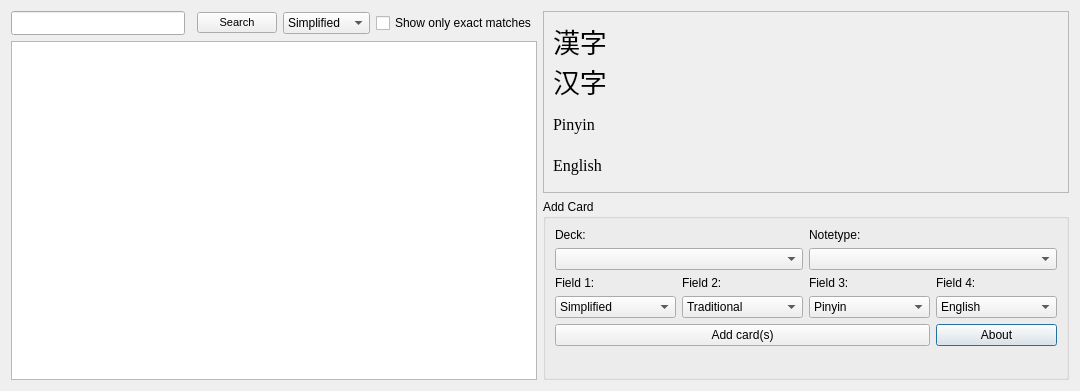
Before: the Qt Designer form designer/dict_ui.ui in ThoreBor/CC-CEDICT-for-Anki, drawn with Qt 5.
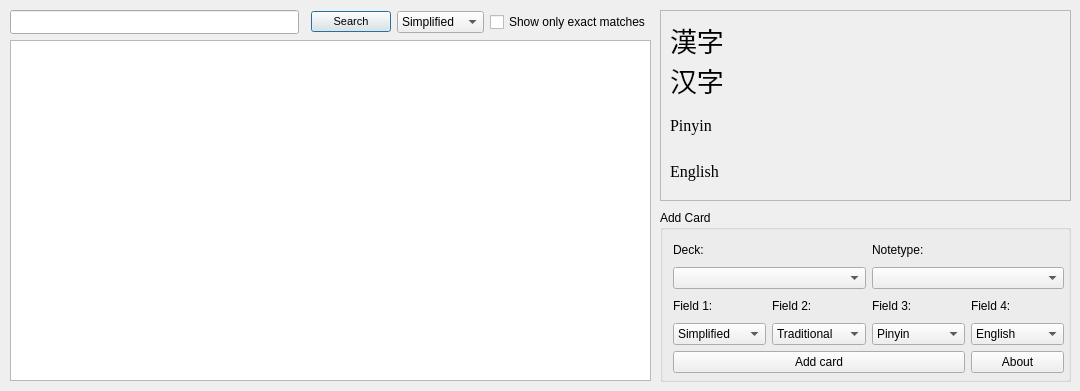
After: the same form once the commit is applied. Icons and pictures are not drawn.

Commit message:
Revert the ui designer to an earlier version for now
To deal with the #9 search box size issue.

Revert to
https://github.com/ThoreBor/CC-CEDICT-for-Anki/commit/dd731d39441c8704527f89e37b53e2634a1ca6a2

What changed in the file:
```diff
--- a/designer/dict_ui.ui
+++ b/designer/dict_ui.ui
@@ -19,86 +19,100 @@
   <property name="windowTitle">
    <string>CC-CEDICT for Anki</string>
   </property>
-  <property name="windowIcon">
-   <iconset resource="icons.qrc">
-    <normaloff>:/icon/icons/icon.png</normaloff>:/icon/icons/icon.png</iconset>
-  </property>
-  <layout class="QGridLayout" name="gridLayout_4">
-   <item row="0" column="1">
-    <widget class="QScrollArea" name="scrollArea">
-     <property name="widgetResizable">
-      <bool>true</bool>
-     </property>
-     <widget class="QWidget" name="scrollAreaWidgetContents">
+  <widget class="QWidget" name="layoutWidget">
       <property name="geometry">
        <rect>
-        <x>0</x>
-        <y>0</y>
-        <width>518</width>
-        <height>182</height>
-       </rect>
-      </property>
-      <layout class="QVBoxLayout" name="verticalLayout">
-       <item>
-        <widget class="QLabel" name="Hanzi">
+     <x>10</x>
+     <y>10</y>
+     <width>641</width>
+     <height>371</height>
+    </rect>
+   </property>
+   <layout class="QGridLayout" name="gridLayout">
+    <item row="0" column="0">
+     <widget class="QLineEdit" name="Query">
          <property name="font">
           <font>
-           <family>SimSun</family>
-           <pointsize>20</pointsize>
-          </font>
-         </property>
-         <property name="text">
-          <string>漢字
-汉字</string>
-         </property>
-         <property name="wordWrap">
-          <bool>true</bool>
-         </property>
-         <property name="textInteractionFlags">
-          <set>Qt::LinksAccessibleByMouse|Qt::TextSelectableByMouse</set>
-         </property>
-        </widget>
-       </item>
-       <item>
-        <widget class="QLabel" name="Pinyin">
+        <family>SimHei</family>
+        <pointsize>8</pointsize>
+       </font>
+      </property>
+     </widget>
+    </item>
+    <item row="2" column="0" colspan="5">
+     <widget class="QListWidget" name="Results">
          <property name="font">
           <font>
-           <family>Times New Roman</family>
-           <pointsize>12</pointsize>
-          </font>
-         </property>
+        <family>SimHei</family>
+        <pointsize>10</pointsize>
+       </font>
+      </property>
+     </widget>
+    </item>
+    <item row="0" column="3">
+     <widget class="QComboBox" name="Input_Type">
+      <item>
          <property name="text">
-          <string>Pinyin</string>
-         </property>
-         <property name="textInteractionFlags">
-          <set>Qt::LinksAccessibleByMouse|Qt::TextSelectableByMouse</set>
-         </property>
-        </widget>
+        <string>Simplified</string>
+       </property>
        </item>
        <item>
-        <widget class="QLabel" name="English">
-         <property name="font">
-          <font>
-           <family>Times New Roman</family>
-           <pointsize>12</pointsize>
-          </font>
-         </property>
+       <property name="text">
+        <string>Traditional</string>
+       </property>
+      </item>
+      <item>
          <property name="text">
           <string>English</string>
          </property>
+      </item>
+     </widget>
+    </item>
+    <item row="0" column="2">
+     <widget class="QPushButton" name="SearchButton">
+      <property name="font">
+       <font>
+        <pointsize>8</pointsize>
+       </font>
+      </property>
+      <property name="text">
+       <string>Search</string>
+      </property>
+     </widget>
+    </item>
+    <item row="0" column="4">
+     <widget class="QCheckBox" name="checkBox">
+      <property name="text">
+       <string>Show only exact matches</string>
+      </property>
+      <property name="checked">
+       <bool>false</bool>
+      </property>
         </widget>
        </item>
       </layout>
      </widget>
-    </widget>
-   </item>
-   <item row="1" column="1">
     <widget class="QGroupBox" name="AddCard">
+   <property name="geometry">
+    <rect>
+     <x>660</x>
+     <y>210</y>
+     <width>411</width>
+     <height>172</height>
+    </rect>
+   </property>
      <property name="title">
       <string>Add Card</string>
      </property>
-     <layout class="QGridLayout" name="gridLayout_3">
-      <item row="0" column="0">
+   <widget class="QWidget" name="">
+    <property name="geometry">
+     <rect>
+      <x>13</x>
+      <y>29</y>
+      <width>391</width>
+      <height>134</height>
+     </rect>
+    </property>
        <layout class="QGridLayout" name="gridLayout_2">
         <item row="0" column="0">
          <widget class="QLabel" name="Deck_Label">
@@ -264,94 +278,87 @@
         <item row="4" column="0" colspan="3">
          <widget class="QPushButton" name="Add">
           <property name="text">
-           <string>Add card(s)</string>
+        <string>Add card</string>
           </property>
          </widget>
         </item>
        </layout>
-      </item>
-      <item row="1" column="0">
-       <spacer name="verticalSpacer">
-        <property name="orientation">
-         <enum>Qt::Vertical</enum>
-        </property>
-        <property name="sizeHint" stdset="0">
-         <size>
-          <width>20</width>
-          <height>0</height>
-         </size>
-        </property>
-       </spacer>
-      </item>
-     </layout>
-    </widget>
-   </item>
-   <item row="0" column="0" rowspan="2">
-    <layout class="QGridLayout" name="gridLayout">
-     <item row="0" column="0">
-      <widget class="QLineEdit" name="Query">
+   </widget>
+  </widget>
+  <widget class="QScrollArea" name="scrollArea">
+   <property name="geometry">
+    <rect>
+     <x>660</x>
+     <y>10</y>
+     <width>411</width>
+     <height>191</height>
+    </rect>
+   </property>
+   <property name="widgetResizable">
+    <bool>true</bool>
+   </property>
+   <widget class="QWidget" name="scrollAreaWidgetContents">
+    <property name="geometry">
+     <rect>
+      <x>0</x>
+      <y>0</y>
+      <width>409</width>
+      <height>189</height>
+     </rect>
+    </property>
+    <layout class="QVBoxLayout" name="verticalLayout">
+     <item>
+      <widget class="QLabel" name="Hanzi">
        <property name="font">
         <font>
-         <family>SimHei</family>
-         <pointsize>8</pointsize>
+         <family>SimSun</family>
+         <pointsize>20</pointsize>
         </font>
        </property>
+       <property name="text">
+        <string>漢字
+汉字</string>
+       </property>
+       <property name="wordWrap">
+        <bool>true</bool>
+       </property>
+       <property name="textInteractionFlags">
+        <set>Qt::LinksAccessibleByMouse|Qt::TextSelectableByMouse</set>
+       </property>
       </widget>
      </item>
-     <item row="2" column="0" colspan="5">
-      <widget class="QListWidget" name="Results">
+     <item>
+      <widget class="QLabel" name="Pinyin">
        <property name="font">
         <font>
-         <family>SimHei</family>
-         <pointsize>10</pointsize>
+         <family>Times New Roman</family>
+         <pointsize>12</pointsize>
         </font>
        </property>
-      </widget>
-     </item>
-     <item row="0" column="3">
-      <widget class="QComboBox" name="Input_Type">
-       <item>
         <property name="text">
-         <string>Simplified</string>
-        </property>
-       </item>
-       <item>
-        <property name="text">
-         <string>Traditional</string>
-        </property>
+        <string>Pinyin</string>
+       </property>
+       <property name="textInteractionFlags">
+        <set>Qt::LinksAccessibleByMouse|Qt::TextSelectableByMouse</set>
+       </property>
+      </widget>
        </item>
        <item>
+      <widget class="QLabel" name="English">
+       <property name="font">
+        <font>
+         <family>Times New Roman</family>
+         <pointsize>12</pointsize>
+        </font>
+       </property>
         <property name="text">
          <string>English</string>
         </property>
-       </item>
       </widget>
      </item>
-     <item row="0" column="2">
-      <widget class="QPushButton" name="SearchButton">
-       <property name="font">
-        <font>
-         <pointsize>8</pointsize>
-        </font>
-       </property>
-       <property name="text">
-        <string>Search</string>
-       </property>
-      </widget>
-     </item>
-     <item row="0" column="4">
-      <widget class="QCheckBox" name="checkBox">
-       <property name="text">
-        <string>Show only exact matches</string>
-       </property>
-       <property name="checked">
-        <bool>false</bool>
-       </property>
-      </widget>
-     </item>
-    </layout>
-   </item>
-  </layout>
+    </layout>
+   </widget>
+  </widget>
  </widget>
  <resources>
   <include location="icons.qrc"/>
```
Left out of the diff: 4 changed lines with no effect on the pictures. Lines whose indentation alone changed are shown as unchanged.
